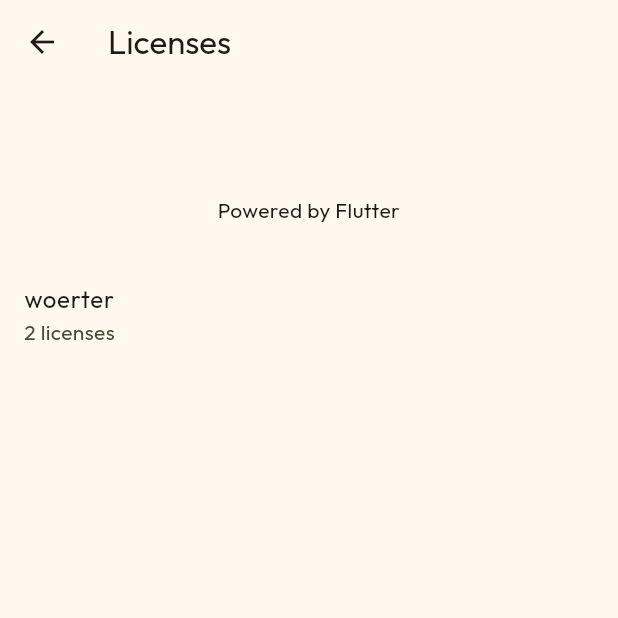
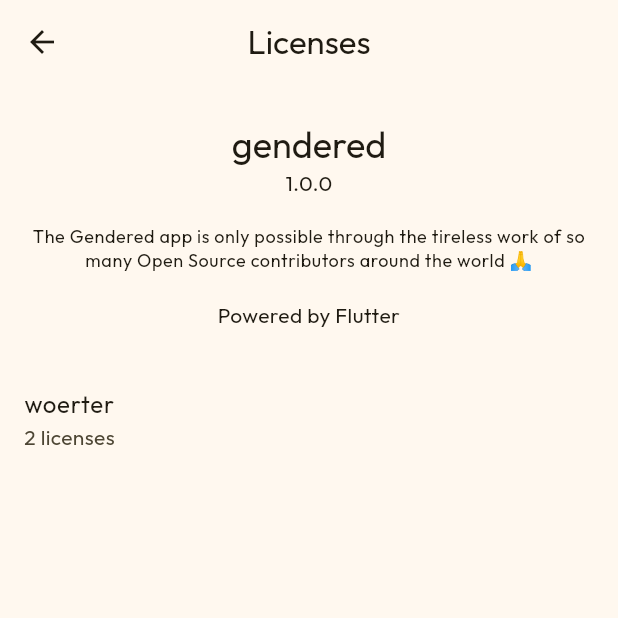
Before and after one commit to juandelgado/gendered-app, a Flutter app: the screen it shows after launch, after a tap on the "settings" icon, on a phone screen of 412 x 824 dp, the top half of it. Run offline on Flutter 3.47's test engine with Material 3 defaults, Android fonts, the phone set to English and light mode, and no system bars; our stand-ins replace bloc, dio, equatable, flutter_bloc, flutter_svg, flutter_tts and 2 more; generated files the repository leaves out were written again.

Commit message:
feat: custom Licenses page

```diff
--- a/lib/app/app_routes.dart
+++ b/lib/app/app_routes.dart
@@ -1,4 +1,5 @@
-import 'package:flutter/material.dart';
+import 'package:flutter/widgets.dart';
+import 'package:gendered/licenses/view/licenses_page.dart';
 import 'package:gendered/nouns/view/nouns_page.dart';
 import 'package:go_router/go_router.dart';
 
@@ -22,5 +23,5 @@ class HomePageRoute extends GoRouteData {
 class LincensesPageRoute extends GoRouteData {
   @override
   Widget build(BuildContext context, GoRouterState state) =>
-      const LicensePage();
+      const LicensesPage();
 }
--- a/lib/l10n/arb/app_de.arb
+++ b/lib/l10n/arb/app_de.arb
@@ -15,5 +15,7 @@
     "loading_next_noun": "Nächstes laden Substantiv",
     "licenses_title": "Licenses",
     "licenses_thanks": "Die Gendered-App ist nur durch die unermüdliche Arbeit so vieler Open-Source-Mitwirkender auf der ganzen Welt möglich 🙏",
+    "loading_licenses": "Lizenzen laden",
+    "loading_licenses_error": "Beim Laden der Lizenzen ist ein Fehler aufgetreten",
     "settings": "Einstellungen"
 }
--- a/lib/l10n/arb/app_en.arb
+++ b/lib/l10n/arb/app_en.arb
@@ -58,6 +58,10 @@
     "@licenses_title": {},
     "licenses_thanks": "The Gendered app is only possible through the tireless work of so many Open Source contributors around the world 🙏",
     "@licenses_thanks": {},
+    "loading_licenses": "Loading licenses",
+    "@loading_licenses": {},
+    "loading_licenses_error": "There was an error while loading the licenses",
+    "@loading_licenses_error": {},
     "settings": "Settings",
     "@settings": {}
 }
--- /dev/null
+++ b/lib/licenses/cubit/licenses_cubit.dart
@@ -0,0 +1,32 @@
+import 'dart:developer';
+
+import 'package:bloc/bloc.dart';
+import 'package:equatable/equatable.dart';
+import 'package:package_info_plus/package_info_plus.dart';
+
+part 'licenses_state.dart';
+
+class LicensesCubit extends Cubit<LicensesState> {
+  LicensesCubit({PackageInfoProvider? provider}) : super(LicensesInitial()) {
+    _provider = provider ?? PackageInfoProvider();
+  }
+
+  late PackageInfoProvider _provider;
+
+  Future<void> load() async {
+    emit(LicensesLoading());
+    try {
+      final info = await _provider.load();
+      emit(LicensesLoaded(info: info));
+    } catch (e) {
+      log(e.toString());
+      emit(LicensesError());
+    }
+  }
+}
+
+class PackageInfoProvider {
+  Future<PackageInfo> load() async {
+    return PackageInfo.fromPlatform();
+  }
+}
--- /dev/null
+++ b/lib/licenses/cubit/licenses_state.dart
@@ -0,0 +1,25 @@
+part of 'licenses_cubit.dart';
+
+sealed class LicensesState extends Equatable {
+  const LicensesState();
+
+  @override
+  List<Object> get props => [];
+}
+
+final class LicensesInitial extends LicensesState {}
+
+final class LicensesLoading extends LicensesState {}
+
+final class LicensesLoaded extends LicensesState {
+  const LicensesLoaded({
+    required this.info,
+  });
+
+  final PackageInfo info;
+
+  @override
+  List<Object> get props => [info];
+}
+
+final class LicensesError extends LicensesState {}
--- /dev/null
+++ b/lib/licenses/licenses.dart
@@ -0,0 +1 @@
+export 'view/licenses_page.dart';
--- /dev/null
+++ b/lib/licenses/view/licenses_page.dart
@@ -0,0 +1,85 @@
+import 'package:flutter/material.dart';
+import 'package:flutter_bloc/flutter_bloc.dart';
+import 'package:gendered/l10n/l10n.dart';
+import 'package:gendered/licenses/cubit/licenses_cubit.dart';
+import 'package:gendered/widgets/semantics/app_widget_semantics.dart';
+
+// note: look into flutter_oss_licenses
+// https://pub.dev/packages/flutter_oss_licenses
+
+class LicensesPage extends StatelessWidget {
+  const LicensesPage({super.key});
+
+  @override
+  Widget build(BuildContext context) {
+    return BlocProvider(
+      create: (context) => LicensesCubit()..load(),
+      child: const LincensesView(),
+    );
+  }
+}
+
+class LincensesView extends StatelessWidget {
+  const LincensesView({super.key});
+
+  @override
+  Widget build(BuildContext context) {
+    final l10n = context.l10n;
+
+    return BlocBuilder<LicensesCubit, LicensesState>(
+      builder: (context, state) {
+        switch (state.runtimeType) {
+          case LicensesLoaded:
+            final info = (state as LicensesLoaded).info;
+            return LicensePage(
+              applicationName: info.appName,
+              applicationVersion: info.version,
+              applicationLegalese: l10n.licenses_thanks,
+            );
+          case LicensesError:
+            return const LicensesErrorWidget();
+          default:
+            return const LicensesLoadingWidget();
+        }
+      },
+    );
+  }
+}
+
+class LicensesLoadingWidget extends StatelessWidget {
+  const LicensesLoadingWidget({super.key});
+
+  @override
+  Widget build(BuildContext context) {
+    final l10n = context.l10n;
+    return Scaffold(
+      appBar: AppBar(
+        title: Text(l10n.licenses_title),
+      ),
+      body: AppWidgetSemantics(
+        value: l10n.loading_licenses,
+        child: const Center(child: CircularProgressIndicator()),
+      ),
+    );
+  }
+}
+
+class LicensesErrorWidget extends StatelessWidget {
+  const LicensesErrorWidget({super.key});
+
+  @override
+  Widget build(BuildContext context) {
+    final l10n = context.l10n;
+    return Scaffold(
+      appBar: AppBar(
+        title: Text(l10n.licenses_title),
+      ),
+      body: AppWidgetSemantics(
+        value: l10n.loading_licenses_error,
+        child: const Center(
+          child: Icon(Icons.error),
+        ),
+      ),
+    );
+  }
+}
--- a/lib/nouns/view/nouns_page.dart
+++ b/lib/nouns/view/nouns_page.dart
@@ -49,7 +49,6 @@ class NounsView extends StatelessWidget {
 
         return Scaffold(
           appBar: AppBar(
-            centerTitle: true,
             title: Row(
               mainAxisSize: MainAxisSize.min,
               children: [
--- a/lib/ui/app_theme.dart
+++ b/lib/ui/app_theme.dart
@@ -24,6 +24,9 @@ class AppThemes {
       error: const Color(0xffcf6679),
       onError: Colors.black,
     ),
+    appBarTheme: const AppBarTheme(
+      centerTitle: true,
+    ),
     useMaterial3: true,
   );
 
@@ -33,6 +36,9 @@ class AppThemes {
       seedColor: Colors.amberAccent,
       dynamicSchemeVariant: DynamicSchemeVariant.fidelity,
     ),
+    appBarTheme: const AppBarTheme(
+      centerTitle: true,
+    ),
     useMaterial3: true,
   );
 }
--- a/pubspec.yaml
+++ b/pubspec.yaml
@@ -24,6 +24,7 @@ dependencies:
   json_annotation: ^4.9.0
   json_serializable: ^6.9.0
   meta: ^1.15.0
+  package_info_plus: ^8.1.1
   xml: ^6.5.0
 
 dev_dependencies:
```
Also changed, not shown: pubspec.lock, 4 other files.
